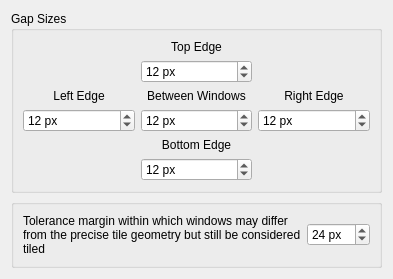
First picture: the form in contents/ui/config.ui, repository nclarius/tile-gaps, before the edit.
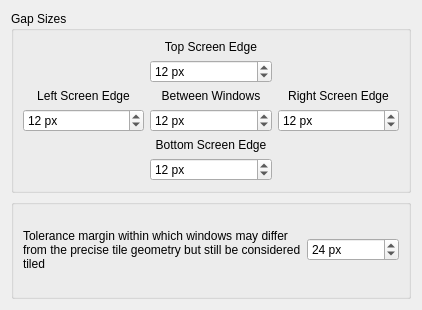
Second picture: the form after the edit.

Commit message: config screenshot

The edit to the form file:
```diff
--- a/contents/ui/config.ui
+++ b/contents/ui/config.ui
@@ -2,6 +2,14 @@
 <ui version="4.0">
   <class>KWin::TileGapsConfigForm</class>
   <widget class="QWidget" name="KWin::TileGapsConfigForm">
+  <property name="geometry">
+   <rect>
+    <x>0</x>
+    <y>0</y>
+    <width>422</width>
+    <height>310</height>
+   </rect>
+  </property>
     <property name="windowTitle">
       <string>Tile Gaps</string>
     </property>
@@ -15,7 +23,7 @@
             <item row="0" column="3">
               <widget class="QLabel" name="gapTop">
                 <property name="text">
-                  <string>Top Edge</string>
+         <string>Top Screen Edge</string>
                 </property>
                 <property name="alignment">
                   <set>Qt::AlignCenter</set>
@@ -25,7 +33,7 @@
             <item row="3" column="0">
               <widget class="QLabel" name="gapLeft">
                 <property name="text">
-                  <string>Left Edge</string>
+         <string>Left Screen Edge</string>
                 </property>
                 <property name="alignment">
                   <set>Qt::AlignCenter</set>
@@ -45,7 +53,7 @@
             <item row="3" column="4">
               <widget class="QLabel" name="gapRight">
                 <property name="text">
-                  <string>Right Edge</string>
+         <string>Right Screen Edge</string>
                 </property>
                 <property name="alignment">
                   <set>Qt::AlignCenter</set>
@@ -55,7 +63,7 @@
             <item row="5" column="3">
               <widget class="QLabel" name="gapBottom">
                 <property name="text">
-                  <string>Bottom Edge</string>
+         <string>Bottom Screen Edge</string>
                 </property>
                 <property name="alignment">
                   <set>Qt::AlignCenter</set>
```
Left out of the diff: 39 changed lines with no effect on the pictures. Lines whose indentation alone changed are shown as unchanged. The commit also changes 2 other files.
